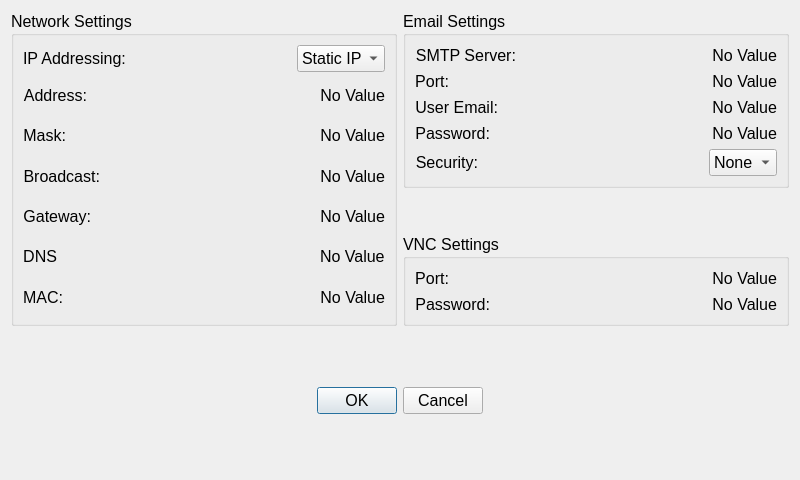
The window that Key/frmnetworksettings.ui (BuzzSiler/keycodebox-key) describes before a commit, drawn with Qt 5.
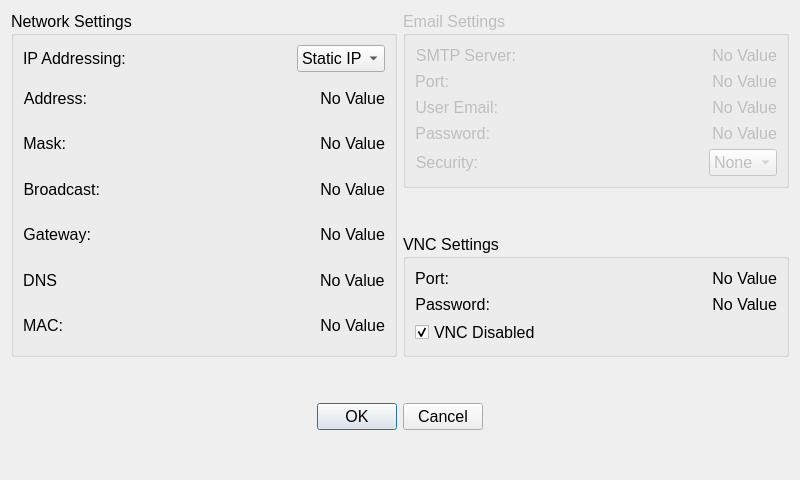
The same window after the commit. Custom widgets are drawn as their Qt base class.

What changed in the file:
```diff
--- a/Key/frmnetworksettings.ui
+++ b/Key/frmnetworksettings.ui
@@ -332,6 +332,9 @@
         <layout class="QVBoxLayout" name="verticalLayout_4">
          <item>
           <widget class="QGroupBox" name="gbEmailSettings">
+           <property name="enabled">
+            <bool>false</bool>
+           </property>
            <property name="title">
             <string>Email Settings</string>
            </property>
@@ -709,6 +712,16 @@
               </item>
              </layout>
             </item>
+            <item>
+             <widget class="QCheckBox" name="cbVncEnable">
+              <property name="text">
+               <string>VNC Disabled</string>
+              </property>
+              <property name="checked">
+               <bool>true</bool>
+              </property>
+             </widget>
+            </item>
            </layout>
           </widget>
          </item>
```
Left out of the diff: 2 changed lines with no effect on the pictures.
